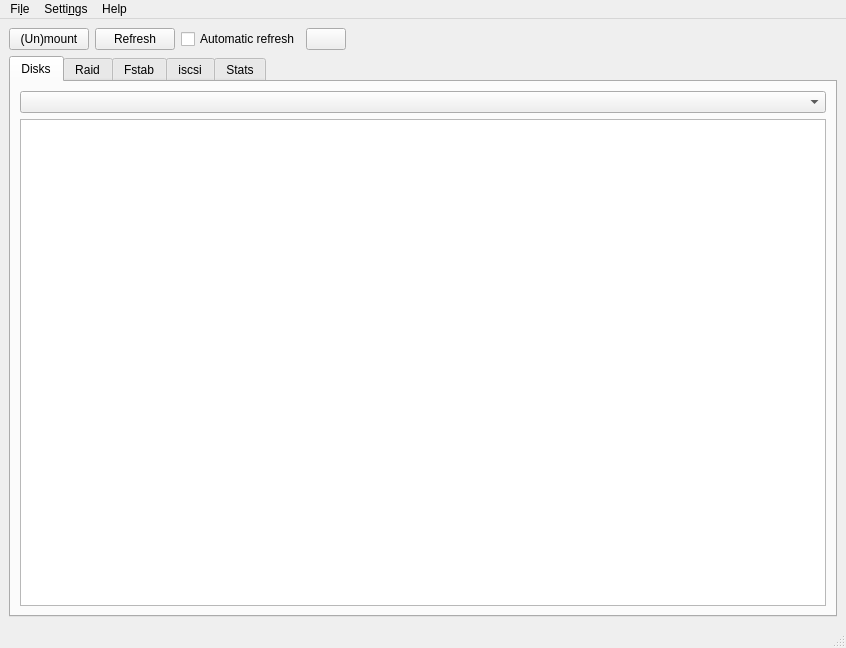
Above: ui/main.ui from iddekingej/blgui before the change. Below: the same form after it.
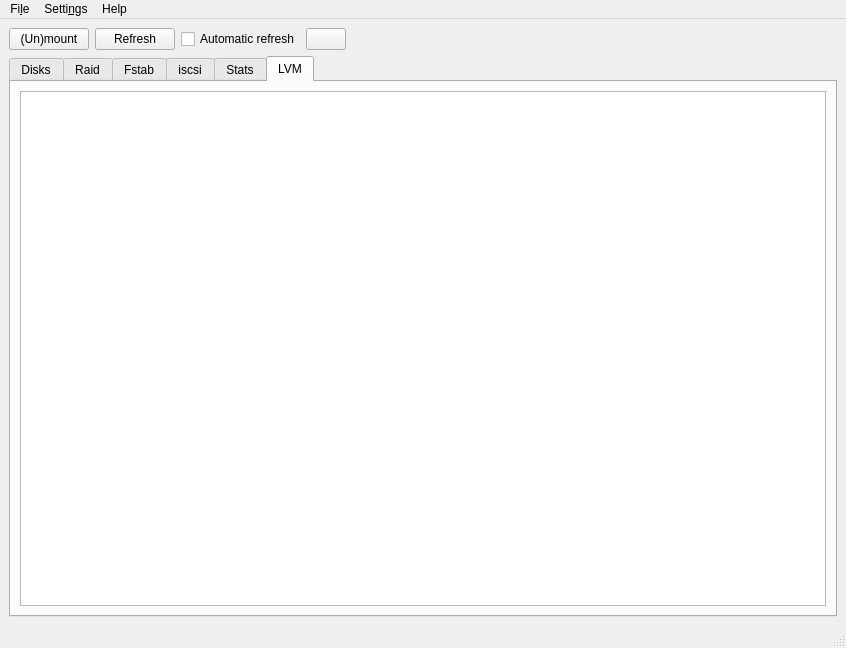
That is the form after the change. Icons and pictures are not drawn.

Commit message: * First beginning of lvm info

```diff
--- a/ui/main.ui
+++ b/ui/main.ui
@@ -117,7 +117,7 @@
          <enum>QTabWidget::Rounded</enum>
         </property>
         <property name="currentIndex">
-         <number>0</number>
+         <number>5</number>
         </property>
         <widget class="QWidget" name="tabDisks">
          <property name="sizePolicy">
@@ -283,6 +283,16 @@
           </item>
          </layout>
         </widget>
+        <widget class="QWidget" name="lvmInfo">
+         <attribute name="title">
+          <string>LVM</string>
+         </attribute>
+         <layout class="QVBoxLayout" name="verticalLayout_3">
+          <item>
+           <widget class="QTableView" name="pvInfo"/>
+          </item>
+         </layout>
+        </widget>
        </widget>
       </item>
      </layout>
```
The commit also changes 11 other files.
